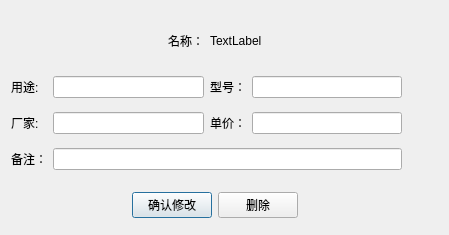
Old version of the form altermaterial_dialog.ui in the repository heathen557/materialManagement.
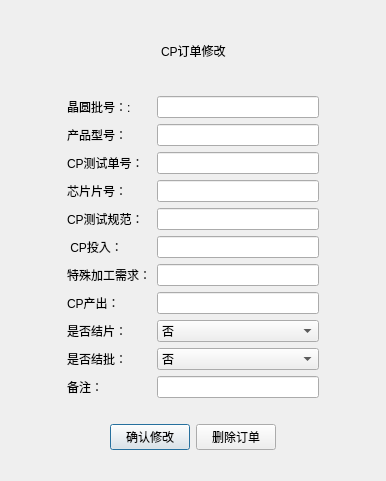
New version of the form. Icons and pictures are not drawn.

Commit message: 1、CP订单管理功能基本完成 2、生成exe图标功能完成

The edit to the form file:
```diff
--- a/altermaterial_dialog.ui
+++ b/altermaterial_dialog.ui
@@ -6,8 +6,8 @@
    <rect>
     <x>0</x>
     <y>0</y>
-    <width>449</width>
-    <height>235</height>
+    <width>386</width>
+    <height>481</height>
    </rect>
   </property>
   <property name="windowTitle">
@@ -17,16 +17,148 @@
    <iconset>
     <normaloff>icon_1.png</normaloff>icon_1.png</iconset>
   </property>
-  <widget class="QWidget" name="layoutWidget">
-   <property name="geometry">
-    <rect>
-     <x>120</x>
-     <y>30</y>
-     <width>190</width>
-     <height>22</height>
-    </rect>
-   </property>
-   <layout class="QHBoxLayout" name="horizontalLayout_3" stretch="2,1,1,2">
+  <layout class="QGridLayout" name="gridLayout" rowstretch="2,8,2" columnstretch="1,5,1">
+   <item row="1" column="1">
+    <layout class="QFormLayout" name="formLayout">
+     <property name="bottomMargin">
+      <number>20</number>
+     </property>
+     <item row="0" column="0">
+      <widget class="QLabel" name="label">
+       <property name="text">
+        <string>晶圆批号：:</string>
+       </property>
+      </widget>
+     </item>
+     <item row="0" column="1">
+      <widget class="QLineEdit" name="waferNum_lineEdit"/>
+     </item>
+     <item row="1" column="0">
+      <widget class="QLabel" name="label_2">
+       <property name="text">
+        <string>产品型号：</string>
+       </property>
+      </widget>
+     </item>
+     <item row="1" column="1">
+      <widget class="QLineEdit" name="productModel_lineEdit"/>
+     </item>
+     <item row="2" column="0">
+      <widget class="QLabel" name="label_3">
+       <property name="text">
+        <string>CP测试单号：</string>
+       </property>
+      </widget>
+     </item>
+     <item row="2" column="1">
+      <widget class="QLineEdit" name="CPtest_num_lineEdit"/>
+     </item>
+     <item row="3" column="0">
+      <widget class="QLabel" name="label_4">
+       <property name="text">
+        <string>芯片片号：</string>
+       </property>
+      </widget>
+     </item>
+     <item row="3" column="1">
+      <widget class="QLineEdit" name="chipNum_lineEdit"/>
+     </item>
+     <item row="4" column="0">
+      <widget class="QLabel" name="label_8">
+       <property name="text">
+        <string>CP测试规范：</string>
+       </property>
+      </widget>
+     </item>
+     <item row="4" column="1">
+      <widget class="QLineEdit" name="CP_test_specification_lineEdit"/>
+     </item>
+     <item row="5" column="0">
+      <widget class="QLabel" name="label_7">
+       <property name="text">
+        <string> CP投入：</string>
+       </property>
+      </widget>
+     </item>
+     <item row="5" column="1">
+      <widget class="QLineEdit" name="CP_investment_lineEdit"/>
+     </item>
+     <item row="6" column="0">
+      <widget class="QLabel" name="label_10">
+       <property name="text">
+        <string>特殊加工需求：</string>
+       </property>
+      </widget>
+     </item>
+     <item row="6" column="1">
+      <widget class="QLineEdit" name="process_demand_lineEdit"/>
+     </item>
+     <item row="7" column="0">
+      <widget class="QLabel" name="label_9">
+       <property name="text">
+        <string>CP产出：</string>
+       </property>
+      </widget>
+     </item>
+     <item row="7" column="1">
+      <widget class="QLineEdit" name="CP_output_lineEdit"/>
+     </item>
+     <item row="8" column="0">
+      <widget class="QLabel" name="label_12">
+       <property name="text">
+        <string>是否结片：</string>
+       </property>
+      </widget>
+     </item>
+     <item row="8" column="1">
+      <widget class="QComboBox" name="isChiped_comboBox">
+       <item>
+        <property name="text">
+         <string>否</string>
+        </property>
+       </item>
+       <item>
+        <property name="text">
+         <string>是</string>
+        </property>
+       </item>
+      </widget>
+     </item>
+     <item row="9" column="0">
+      <widget class="QLabel" name="label_11">
+       <property name="text">
+        <string>是否结批：</string>
+       </property>
+      </widget>
+     </item>
+     <item row="9" column="1">
+      <widget class="QComboBox" name="isBatched_comboBox">
+       <item>
+        <property name="text">
+         <string>否</string>
+        </property>
+       </item>
+       <item>
+        <property name="text">
+         <string>是</string>
+        </property>
+       </item>
+      </widget>
+     </item>
+     <item row="10" column="0">
+      <widget class="QLabel" name="label_5">
+       <property name="text">
+        <string>备注：</string>
+       </property>
+      </widget>
+     </item>
+     <item row="10" column="1">
+      <widget class="QLineEdit" name="note_lineEdit"/>
+     </item>
+    </layout>
+   </item>
+   <item row="0" column="0" colspan="3">
+    <layout class="QHBoxLayout" name="horizontalLayout">
     <item>
      <spacer name="horizontalSpacer">
       <property name="orientation">
@@ -40,17 +172,10 @@
       </property>
      </spacer>
     </item>
-    <item>
-     <widget class="QLabel" name="label_6">
-      <property name="text">
-       <string>名称：</string>
-      </property>
-     </widget>
-    </item>
     <item>
      <widget class="QLabel" name="materialName_label">
       <property name="text">
-       <string>TextLabel</string>
+        <string>CP订单修改</string>
       </property>
      </widget>
     </item>
@@ -68,17 +193,12 @@
      </spacer>
     </item>
    </layout>
-  </widget>
-  <widget class="QWidget" name="layoutWidget">
-   <property name="geometry">
-    <rect>
-     <x>90</x>
-     <y>190</y>
-     <width>250</width>
-     <height>31</height>
-    </rect>
-   </property>
+   </item>
+   <item row="2" column="0" colspan="3">
    <layout class="QHBoxLayout" name="horizontalLayout_4">
+     <property name="bottomMargin">
+      <number>20</number>
+     </property>
     <item>
      <spacer name="horizontalSpacer_3">
       <property name="orientation">
@@ -106,7 +226,7 @@
     <item>
      <widget class="QPushButton" name="delete_pushButton">
       <property name="text">
-       <string>删除</string>
+        <string>删除订单</string>
       </property>
       <property name="icon">
        <iconset>
@@ -128,69 +248,34 @@
      </spacer>
     </item>
    </layout>
-  </widget>
-  <widget class="QWidget" name="layoutWidget">
-   <property name="geometry">
-    <rect>
-     <x>11</x>
-     <y>68</y>
-     <width>391</width>
-     <height>111</height>
-    </rect>
-   </property>
-   <layout class="QGridLayout" name="gridLayout">
-    <item row="0" column="0">
-     <widget class="QLabel" name="label">
-      <property name="text">
-       <string>用途:</string>
-      </property>
-     </widget>
-    </item>
-    <item row="0" column="1">
-     <widget class="QLineEdit" name="userType_lineEdit"/>
-    </item>
-    <item row="0" column="2">
-     <widget class="QLabel" name="label_2">
-      <property name="text">
-       <string>型号：</string>
-      </property>
-     </widget>
-    </item>
-    <item row="0" column="3">
-     <widget class="QLineEdit" name="materialModel_lineEdit"/>
     </item>
     <item row="1" column="0">
-     <widget class="QLabel" name="label_3">
-      <property name="text">
-       <string>厂家:</string>
-      </property>
-     </widget>
-    </item>
-    <item row="1" column="1">
-     <widget class="QLineEdit" name="factory_lineEdit"/>
+    <spacer name="horizontalSpacer_5">
+     <property name="orientation">
+      <enum>Qt::Horizontal</enum>
+     </property>
+     <property name="sizeHint" stdset="0">
+      <size>
+       <width>48</width>
+       <height>20</height>
+      </size>
+     </property>
+    </spacer>
     </item>
     <item row="1" column="2">
-     <widget class="QLabel" name="label_4">
-      <property name="text">
-       <string>单价：</string>
-      </property>
-     </widget>
-    </item>
-    <item row="1" column="3">
-     <widget class="QLineEdit" name="singlePrice_lineEdit"/>
-    </item>
-    <item row="2" column="0">
-     <widget class="QLabel" name="label_5">
-      <property name="text">
-       <string>备注：</string>
-      </property>
-     </widget>
-    </item>
-    <item row="2" column="1" colspan="3">
-     <widget class="QLineEdit" name="note_lineEdit"/>
-    </item>
-   </layout>
-  </widget>
+    <spacer name="horizontalSpacer_6">
+     <property name="orientation">
+      <enum>Qt::Horizontal</enum>
+     </property>
+     <property name="sizeHint" stdset="0">
+      <size>
+       <width>48</width>
+       <height>20</height>
+      </size>
+     </property>
+    </spacer>
+   </item>
+  </layout>
  </widget>
  <resources/>
  <connections/>
```
Lines whose indentation alone changed are shown as unchanged. The commit also changes 27 other files.
